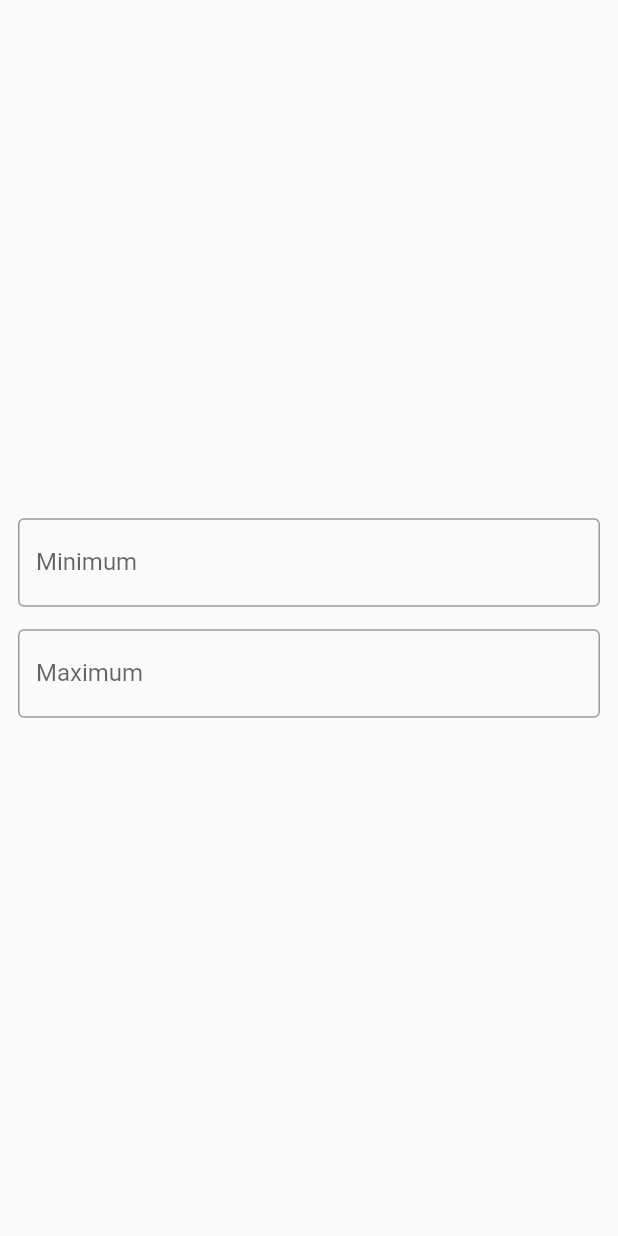
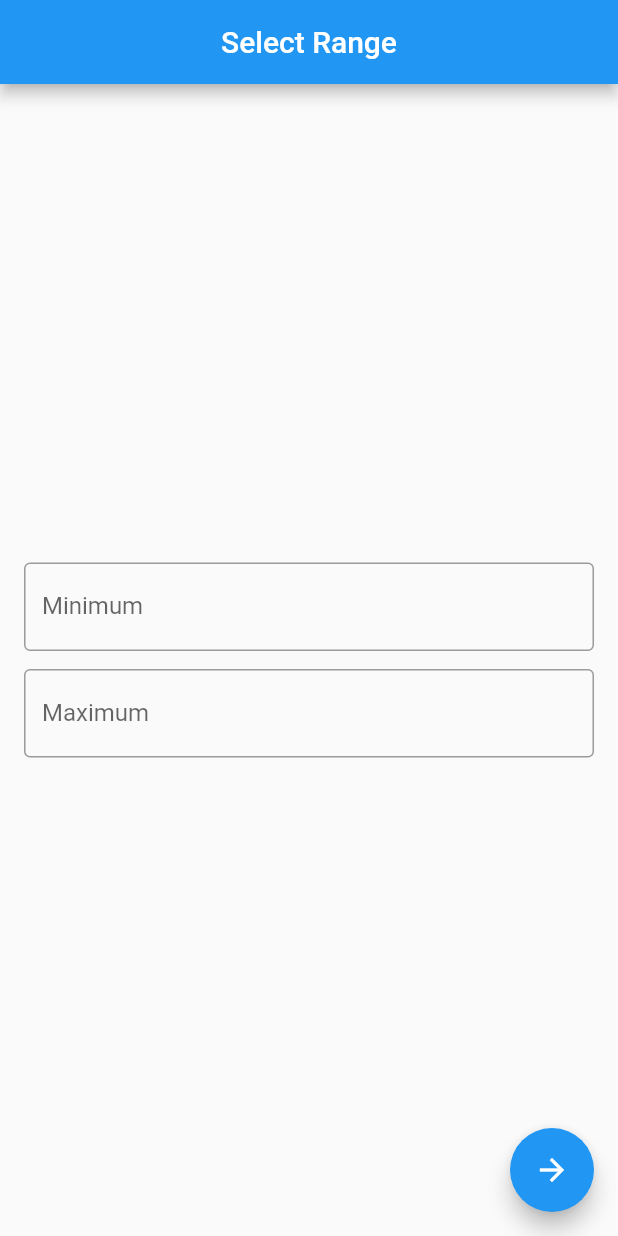
Before and after one commit to yaroslavzn/fdb_course, a Flutter app: the RangeSelectorPage screen opened directly, on a phone screen of 412 x 824 dp. Run offline on Flutter 3.47's test engine with Material 2 defaults, Android fonts, the phone set to English and light mode, and no system bars.

Commit message:
finish with basic range selector implementation (statefull widget)

```diff
--- a/range_selector/lib/main.dart
+++ b/range_selector/lib/main.dart
@@ -1,4 +1,5 @@
 import 'package:flutter/material.dart';
+import 'package:range_selector/range_selector_page.dart';
 
 void main(List<String> args) {
   runApp(
@@ -11,65 +12,10 @@ class App extends StatelessWidget {
 
   @override
   Widget build(BuildContext context) {
-    return MaterialApp(
-      home: Scaffold(
-        appBar: AppBar(
-          title: const Text(
-            'Range Selector',
-          ),
-        ),
-        body: const RangeSelectorPage(),
-        floatingActionButton: const FloatingActionButton(
-          child: Icon(Icons.arrow_forward),
-          onPressed: null,
-        ),
-      ),
+    return const MaterialApp(
+      home: RangeSelectorPage(),
+      title: 'Range Selector',
+      debugShowCheckedModeBanner: true,
     );
   }
 }
-
-class RangeSelectorPage extends StatefulWidget {
-  const RangeSelectorPage({Key? key}) : super(key: key);
-
-  @override
-  State<RangeSelectorPage> createState() => _RangeSelectorPageState();
-}
-
-class _RangeSelectorPageState extends State<RangeSelectorPage> {
-  @override
-  Widget build(BuildContext context) {
-    return Form(
-      child: Padding(
-        padding: const EdgeInsets.symmetric(horizontal: 12.0),
-        child: Column(
-          mainAxisAlignment: MainAxisAlignment.center,
-          children: [
-            TextFormField(
-              decoration: const InputDecoration(
-                labelText: 'Minimum',
-                border: OutlineInputBorder(),
-              ),
-              keyboardType: const TextInputType.numberWithOptions(
-                decimal: false,
-                signed: true,
-              ),
-            ),
-            const SizedBox(
-              height: 15.0,
-            ),
-            TextFormField(
-              decoration: const InputDecoration(
-                labelText: 'Maximum',
-                border: OutlineInputBorder(),
-              ),
-              keyboardType: const TextInputType.numberWithOptions(
-                decimal: false,
-                signed: true,
-              ),
-            ),
-          ],
-        ),
-      ),
-    );
-  }
-}
--- /dev/null
+++ b/range_selector/lib/range_selector_form.dart
@@ -0,0 +1,77 @@
+import 'package:flutter/material.dart';
+
+typedef IntValueSetter = void Function(int value);
+
+class RangeSelectorForm extends StatelessWidget {
+  const RangeSelectorForm({
+    Key? key,
+    required this.formKey,
+    required this.minValueSetter,
+    required this.maxValueSetter,
+  }) : super(key: key);
+
+  final Key formKey;
+  final IntValueSetter minValueSetter;
+  final IntValueSetter maxValueSetter;
+
+  @override
+  Widget build(BuildContext context) {
+    return Form(
+      key: formKey,
+      child: Padding(
+        padding: const EdgeInsets.symmetric(horizontal: 16.0),
+        child: Column(
+          mainAxisAlignment: MainAxisAlignment.center,
+          children: [
+            RangeSelectorTextFormField(
+              labelText: 'Minimum',
+              intValueSetter: minValueSetter,
+            ),
+            const SizedBox(
+              height: 12.0,
+            ),
+            RangeSelectorTextFormField(
+              labelText: 'Maximum',
+              intValueSetter: maxValueSetter,
+            ),
+          ],
+        ),
+      ),
+    );
+  }
+}
+
+class RangeSelectorTextFormField extends StatelessWidget {
+  const RangeSelectorTextFormField({
+    Key? key,
+    required this.labelText,
+    required this.intValueSetter,
+  }) : super(key: key);
+
+  final String labelText;
+  final IntValueSetter intValueSetter;
+
+  @override
+  Widget build(BuildContext context) {
+    return TextFormField(
+      decoration: InputDecoration(
+        labelText: labelText,
+        border: const OutlineInputBorder(),
+      ),
+      keyboardType: const TextInputType.numberWithOptions(
+        decimal: false,
+        signed: true,
+      ),
+      onSaved: (value) => intValueSetter(
+        int.parse(value ?? ''),
+      ),
+      validator: (value) {
+        if (value == null || int.tryParse(value) == null) {
+          return 'Must be an integer';
+        }
+
+        return null;
+      },
+    );
+  }
+}
--- /dev/null
+++ b/range_selector/lib/range_selector_page.dart
@@ -0,0 +1,50 @@
+import 'package:flutter/material.dart';
+import 'package:range_selector/randomizer_page.dart';
+
+import 'range_selector_form.dart';
+
+class RangeSelectorPage extends StatefulWidget {
+  const RangeSelectorPage({Key? key}) : super(key: key);
+
+  @override
+  State<RangeSelectorPage> createState() => _RangeSelectorPageState();
+}
+
+class _RangeSelectorPageState extends State<RangeSelectorPage> {
+  final formKey = GlobalKey<FormState>();
+  int _min = 0;
+  int _max = 0;
+
+  @override
+  Widget build(BuildContext context) {
+    return Scaffold(
+      appBar: AppBar(
+        title: const Text(
+          'Select Range',
+        ),
+        centerTitle: true,
+      ),
+      body: RangeSelectorForm(
+        formKey: formKey,
+        minValueSetter: (value) => _min = value,
+        maxValueSetter: (value) => _max = value,
+      ),
+      floatingActionButton: FloatingActionButton(
+        child: const Icon(Icons.arrow_forward),
+        onPressed: () {
+          if (formKey.currentState?.validate() == true) {
+            formKey.currentState?.save();
+            Navigator.of(context).push(
+              MaterialPageRoute(
+                builder: (context) => RandomizerPage(
+                  min: _min,
+                  max: _max,
+                ),
+              ),
+            );
+          }
+        },
+      ),
+    );
+  }
+}
```
Also changed, not shown: range_selector/lib/randomizer_page.dart (added, +50 -0 lines), 1 other file.
